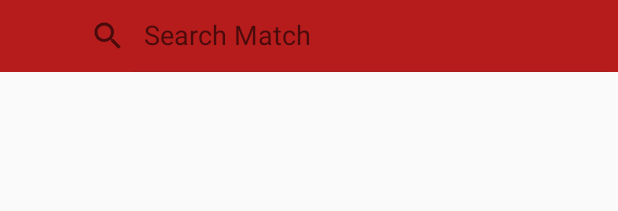
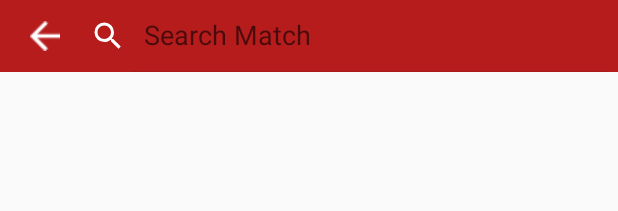
Before and after one commit to ivanasitumorang/FootballLeagueMVP, an Android app: the layout toolbar_search.xml on its own in the app's theme, with its tools: preview values and no code run, on a phone screen of 412 x 824 dp. Shown: the top 211 px of the screen. Run offline under Robolectric (Android 15) with nearby library versions, the phone set to English and light mode, and no system bars; network calls fail.

Commit message:
feat(search match) : add function to display searched data

```diff
--- a/app/src/main/res/layout/fragment_match_list.xml
+++ b/app/src/main/res/layout/fragment_match_list.xml
@@ -16,6 +16,6 @@
         app:layout_constraintHorizontal_bias="0.0"
         app:layout_constraintStart_toStartOf="parent"
         app:layout_constraintTop_toTopOf="parent"
-        tools:listitem="@layout/item_league_list" />
+        tools:listitem="@layout/item_match_list" />
 
 </androidx.constraintlayout.widget.ConstraintLayout>
--- a/app/src/main/res/layout/toolbar_search.xml
+++ b/app/src/main/res/layout/toolbar_search.xml
@@ -16,7 +16,7 @@
         android:paddingStart="20dp"
         android:paddingEnd="0dp"
         android:src="@drawable/back_arrow"
-        android:visibility="invisible"
+        android:visibility="visible"
         android:contentDescription="@string/back_button" />
 
     <androidx.appcompat.widget.SearchView
@@ -27,6 +27,7 @@
         app:iconifiedByDefault="false"
         android:clipToPadding="false"
         app:queryHint="@string/search_match"
-        app:closeIcon="@drawable/ic_close" />
+        app:closeIcon="@drawable/ic_close"
+        app:searchIcon="@drawable/ic_search_white"/>
 
 </LinearLayout>
```
Also changed, not shown: app/src/main/java/com/example/footballleaguemvp/ui/searchmatch/SearchActivity.kt (+17 -15 lines), app/src/main/res/layout/activity_search.xml (+8 -5 lines).
